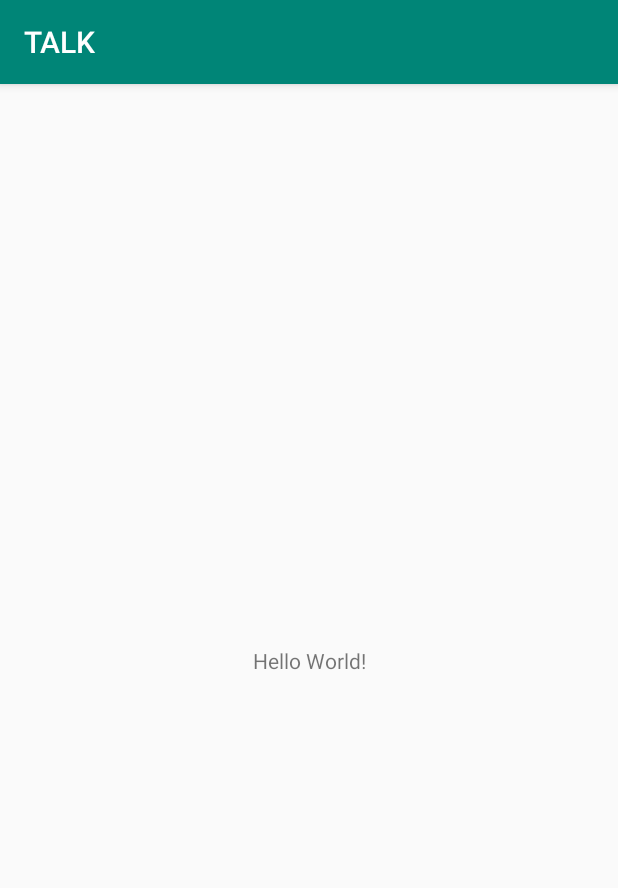
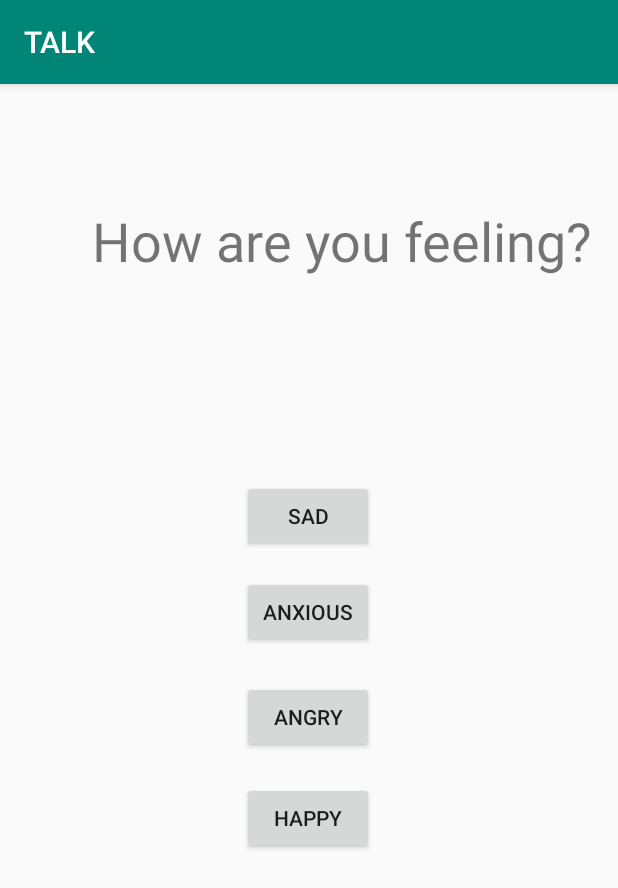
Before and after one commit to Maktm/TALK, an Android app: the screen it shows after launch (MainActivity), on a phone screen of 412 x 824 dp. Shown: the top 888 px of the screen. Run offline under Robolectric (Android 15) with nearby library versions, the phone set to English and light mode, and no system bars.

Commit message:
Add basic main menu
Adds the main menu with a basic TextView and four buttons.

```diff
--- a/app/src/main/res/layout/activity_main.xml
+++ b/app/src/main/res/layout/activity_main.xml
@@ -7,12 +7,66 @@
     tools:context=".MainActivity">
 
     <TextView
+        android:id="@+id/textView"
         android:layout_width="wrap_content"
         android:layout_height="wrap_content"
-        android:text="Hello World!"
-        app:layout_constraintBottom_toBottomOf="parent"
+        android:layout_marginTop="80dp"
+        android:layout_marginBottom="52dp"
+        android:text="How are you feeling?"
+        android:textSize="36sp"
+        app:layout_constraintBottom_toTopOf="@+id/button6"
+        app:layout_constraintHorizontal_bias="0.786"
         app:layout_constraintLeft_toLeftOf="parent"
         app:layout_constraintRight_toRightOf="parent"
-        app:layout_constraintTop_toTopOf="parent" />
+        app:layout_constraintTop_toTopOf="parent"
+        app:layout_constraintVertical_bias="0.0" />
+
+    <Button
+        android:id="@+id/button6"
+        android:layout_width="wrap_content"
+        android:layout_height="wrap_content"
+        android:text="Sad"
+        app:layout_constraintBottom_toBottomOf="parent"
+        app:layout_constraintEnd_toEndOf="parent"
+        app:layout_constraintHorizontal_bias="0.498"
+        app:layout_constraintStart_toStartOf="parent"
+        app:layout_constraintTop_toTopOf="parent"
+        app:layout_constraintVertical_bias="0.367" />
+
+    <Button
+        android:id="@+id/button7"
+        android:layout_width="wrap_content"
+        android:layout_height="wrap_content"
+        android:text="Anxious"
+        app:layout_constraintBottom_toBottomOf="parent"
+        app:layout_constraintEnd_toEndOf="parent"
+        app:layout_constraintHorizontal_bias="0.498"
+        app:layout_constraintStart_toStartOf="parent"
+        app:layout_constraintTop_toBottomOf="@+id/button6"
+        app:layout_constraintVertical_bias="0.039" />
+
+    <Button
+        android:id="@+id/button8"
+        android:layout_width="wrap_content"
+        android:layout_height="wrap_content"
+        android:text="Angry"
+        app:layout_constraintBottom_toBottomOf="parent"
+        app:layout_constraintEnd_toEndOf="parent"
+        app:layout_constraintHorizontal_bias="0.498"
+        app:layout_constraintStart_toStartOf="parent"
+        app:layout_constraintTop_toBottomOf="@+id/button6"
+        app:layout_constraintVertical_bias="0.21" />
+
+    <Button
+        android:id="@+id/button9"
+        android:layout_width="wrap_content"
+        android:layout_height="wrap_content"
+        android:text="Happy"
+        app:layout_constraintBottom_toBottomOf="parent"
+        app:layout_constraintEnd_toEndOf="parent"
+        app:layout_constraintHorizontal_bias="0.498"
+        app:layout_constraintStart_toStartOf="parent"
+        app:layout_constraintTop_toBottomOf="@+id/button6"
+        app:layout_constraintVertical_bias="0.375" />
 
 </androidx.constraintlayout.widget.ConstraintLayout>
```
